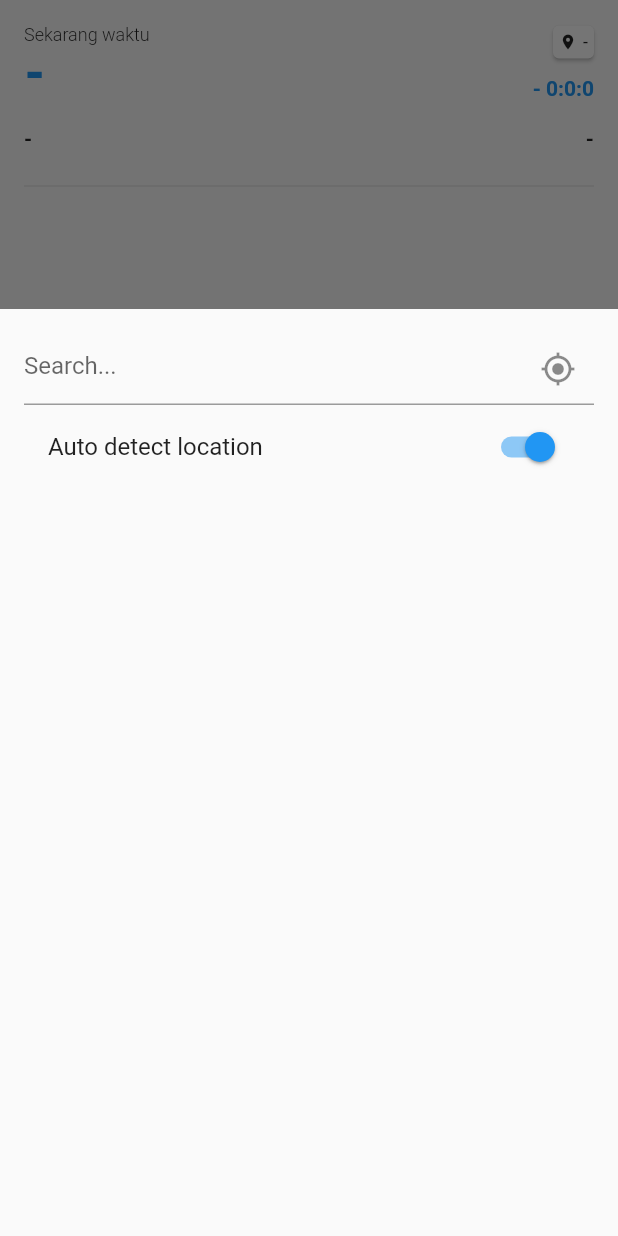
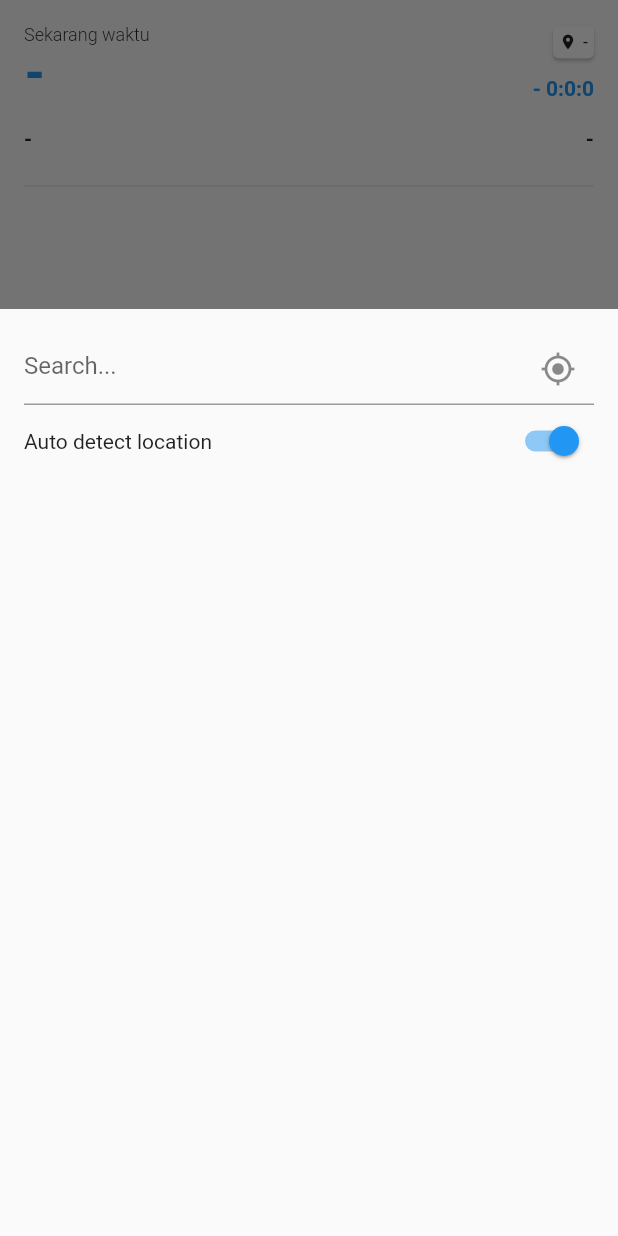
Before and after one commit to Harits19/prayer_time_app, a Flutter app: the screen it shows after launch, after a tap on an icon or button, on a phone screen of 412 x 824 dp. Run offline on Flutter 3.47's test engine with Material 2 defaults, Android fonts, the phone set to English and light mode, and no system bars; our stand-ins replace flutter_local_notifications, flutter_riverpod, geocoding, geolocator, hijri, location and 3 more; missing offline and left inert: home_widget, smooth_compass, workmanager; network calls fail.

Commit message:
refactor code

```diff
--- a/lib/screens/prayer_time/city/city_screen.dart
+++ b/lib/screens/prayer_time/city/city_screen.dart
@@ -46,6 +46,10 @@ class _CityViewState extends ConsumerState<CityScreen> {
                     ),
                   ),
                 ),
+                Row(
+                  mainAxisAlignment: MainAxisAlignment.spaceBetween,
+                  children: [
+                    const Text('Auto detect location'),
                     ref
                         .watch(prayerTimeViewModel
                             .select((value) => value.autoDetectLocation))
@@ -53,13 +57,14 @@ class _CityViewState extends ConsumerState<CityScreen> {
                           loading: () => const LoadingViewNew(),
                           error: (error, stackTrace) =>
                               ViewUtil.showError(context, error),
-                      data: (data) => SwitchListTile(
+                          data: (data) => Switch(
                             value: data,
                             onChanged: ref
                                 .read(prayerTimeViewModel.notifier)
                                 .setAutoDetectLocation,
-                        title: const Text('Auto detect location'),
                           ),
+                        ),
+                  ],
                 ),
               ],
             ),
--- a/lib/screens/prayer_time/prayer_time_viewmodel.dart
+++ b/lib/screens/prayer_time/prayer_time_viewmodel.dart
@@ -162,6 +162,7 @@ class PrayerTimeViewModel extends StateNotifier<PrayerTimeStateNew> {
       state = state.copyWith(
         autoDetectLocation: const AsyncValue.loading(),
       );
+      await Future.delayed(const Duration(milliseconds: 500));
       bool? res = _sharedPrefService.getCache(SharePrefKey.autoDetectLocation);
       if (res == null) {
         res = true;
@@ -178,6 +179,9 @@ class PrayerTimeViewModel extends StateNotifier<PrayerTimeStateNew> {
   }
 
   void setAutoDetectLocation(bool val) async {
+    state = state.copyWith(
+      autoDetectLocation: const AsyncValue.loading(),
+    );
     if (val == true) {
       final result = await Permission.location.request();
       if (result.isPermanentlyDenied) {
```
Also changed, not shown: lib/screens/views/loading_view.dart (+11 -3 lines). Lines whose indentation alone changed are shown as unchanged.
